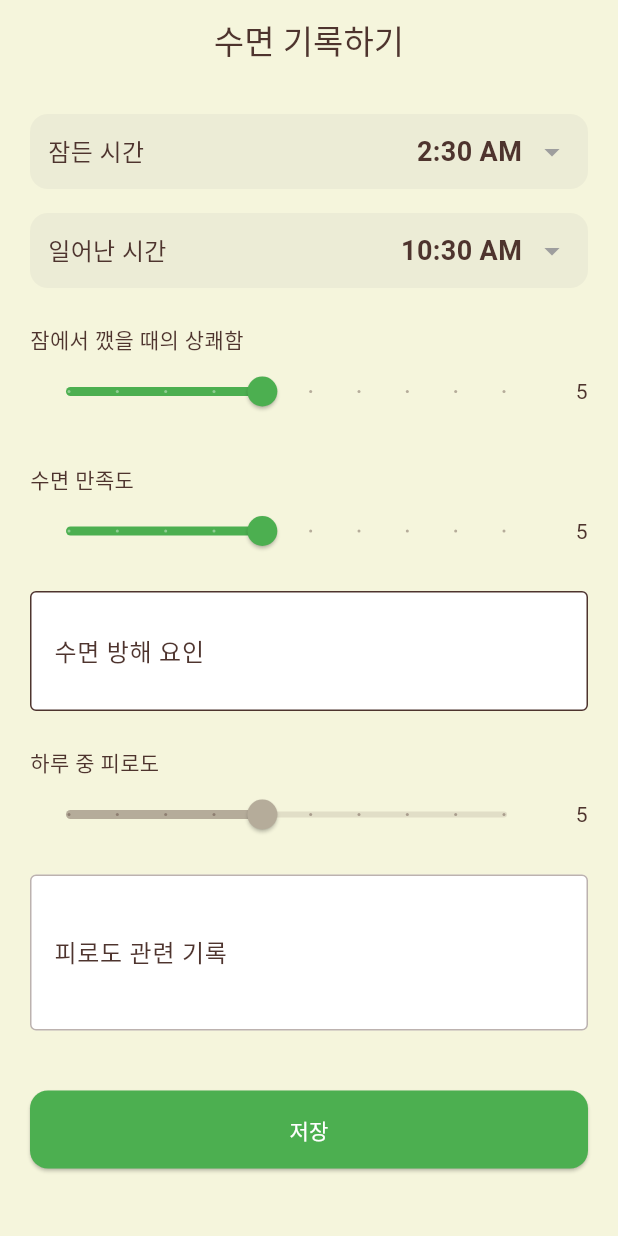
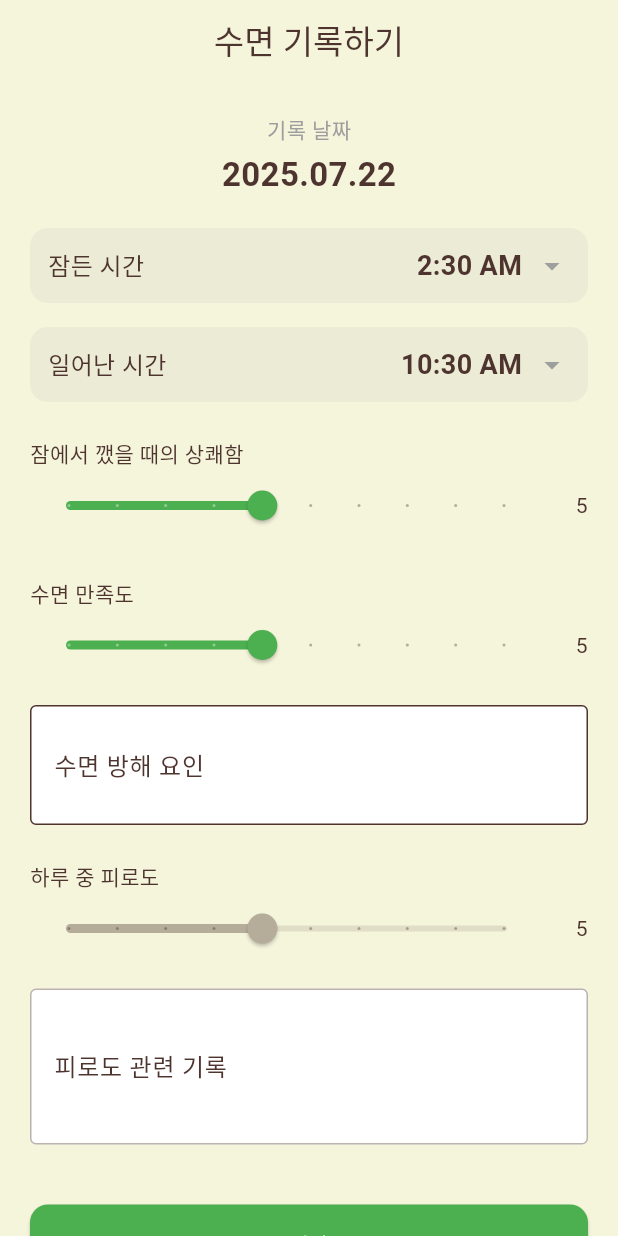
Before and after one commit to iplepine/happyinside, a Flutter app: the SleepRecordPage screen opened by its route, on a phone screen of 412 x 824 dp. Run offline on Flutter 3.47's test engine with Material 3 defaults, Android fonts, the phone set to English and light mode, and no system bars; our stand-ins replace equatable, fl_chart, flutter_riverpod, freezed_annotation, get_it, go_router and 2 more; accounts and stored records are empty; generated files the repository leaves out were written again.

Commit message:
수면기록에 날짜도 추가

```diff
--- a/app/lib/features/sleep_record/presentation/sleep_record_page.dart
+++ b/app/lib/features/sleep_record/presentation/sleep_record_page.dart
@@ -284,6 +284,31 @@ class _SleepRecordPageState extends State<SleepRecordPage> {
           child: ListView(
             padding: const EdgeInsets.all(20.0),
             children: [
+              // 날짜 표시 추가
+              Column(
+                crossAxisAlignment: CrossAxisAlignment.center,
+                children: [
+                  Text(
+                    '기록 날짜',
+                    style: const TextStyle(
+                      fontSize: 14,
+                      color: Colors.grey,
+                      fontWeight: FontWeight.w500,
+                    ),
+                  ),
+                  const SizedBox(height: 4),
+                  Text(
+                    _isUpdateMode
+                        ? _formatDate(widget.initialRecord!.sleepTime)
+                        : _formatDate(DateTime.now()),
+                    style: const TextStyle(
+                      fontSize: 22,
+                      fontWeight: FontWeight.bold,
+                    ),
+                  ),
+                  const SizedBox(height: 20),
+                ],
+              ),
               _buildTimePicker(
                 label: '잠든 시간',
                 time: _sleepTime,
@@ -461,4 +486,8 @@ class _SleepRecordPageState extends State<SleepRecordPage> {
       ),
     );
   }
+
+  String _formatDate(DateTime date) {
+    return '${date.year.toString().padLeft(4, '0')}.${date.month.toString().padLeft(2, '0')}.${date.day.toString().padLeft(2, '0')}';
+  }
 }
```
